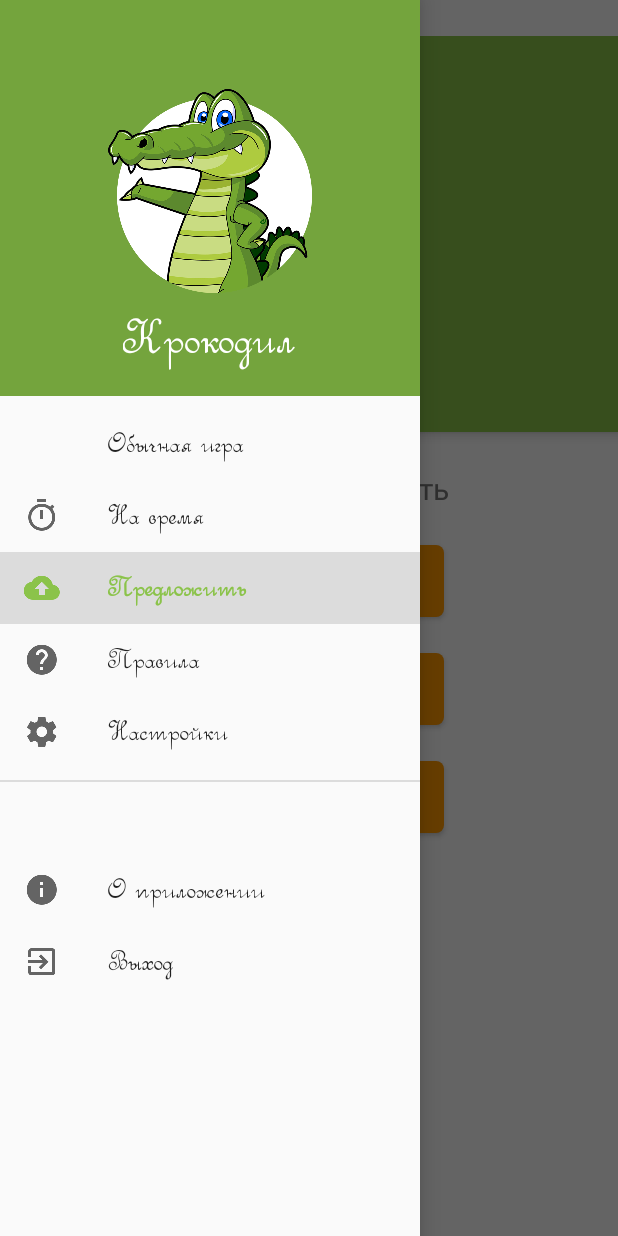
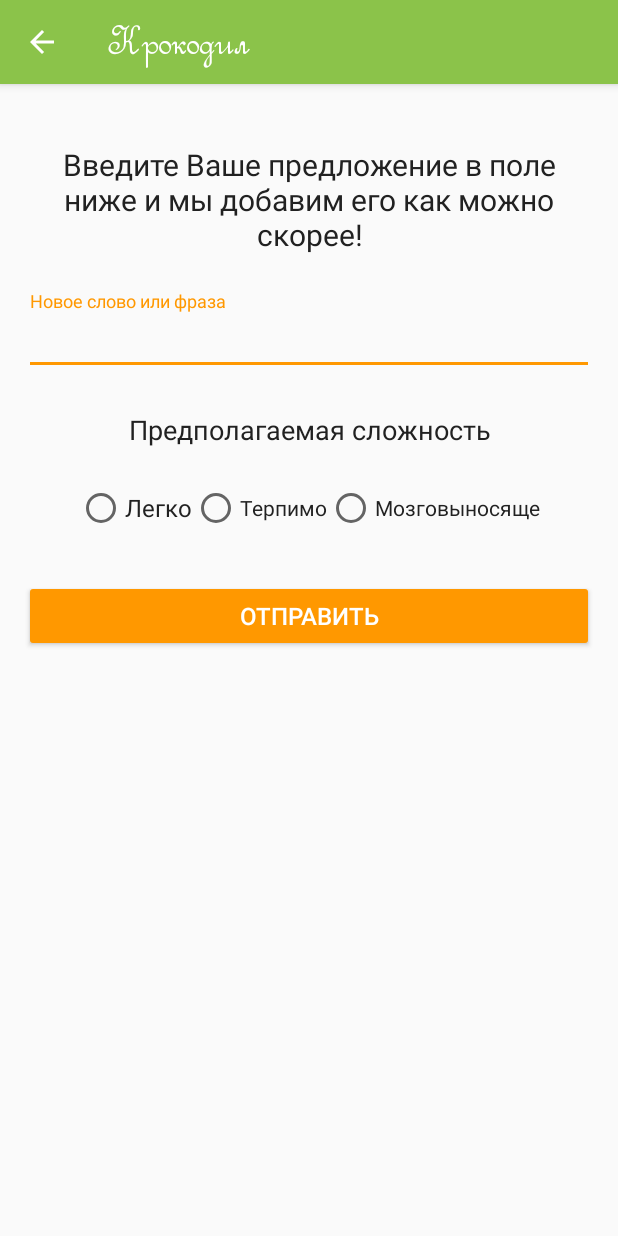
Before and after one commit to Rubickondev/crocodile, an Android app: the screen it shows after launch (MainActivity before the commit, SendActivity after it), in the side drawer, after a tap on "Предложить", on a phone screen of 412 x 824 dp. Run offline under Robolectric (Android 15) with nearby library versions, the phone set to English and light mode, and no system bars; our stand-ins replace ButterKnife, RxJava; libraries missing offline, so code that uses them is left out: io.realm, io.realm.rx; network calls fail.

Commit message:
add send activity, loading dialog view(maybe we don't need them) and double click to exit in app

```diff
--- a/app/src/main/AndroidManifest.xml
+++ b/app/src/main/AndroidManifest.xml
@@ -26,8 +26,6 @@
                 android:name="android.support.PARENT_ACTIVITY"
                 android:value=".screen.MainActivity" />
         </activity>
-
-
         <activity
             android:name=".screen.SplashScreenActivity"
             android:theme="@style/SplashTheme">
@@ -37,6 +35,7 @@
                 <category android:name="android.intent.category.LAUNCHER" />
             </intent-filter>
         </activity>
+        <activity android:name=".screen.send.SendActivity"></activity>
     </application>
 
 </manifest>
--- a/app/src/main/java/com/dev/rubickon/crocodile/api/PhraseService.java
+++ b/app/src/main/java/com/dev/rubickon/crocodile/api/PhraseService.java
@@ -5,9 +5,9 @@ import com.dev.rubickon.crocodile.model.Phrase;
 import java.util.List;
 
 import io.reactivex.Observable;
+import okhttp3.ResponseBody;
 import retrofit2.http.GET;
 import retrofit2.http.Path;
-import retrofit2.http.Query;
 
 /**
  * Created by DNS1 on 10.07.2017.
@@ -20,4 +20,7 @@ public interface PhraseService {
     Observable<List<Phrase>> getPhrases(@Path("level") String level);
 
 
+    @GET("insertPhrases/{phrase}/{level}")
+    Observable<ResponseBody> postPhrase(@Path("phrase") String phrase, @Path("level") String level);
+
 }
--- a/app/src/main/java/com/dev/rubickon/crocodile/repository/PhraseRepository.java
+++ b/app/src/main/java/com/dev/rubickon/crocodile/repository/PhraseRepository.java
@@ -5,6 +5,8 @@ import com.dev.rubickon.crocodile.model.Phrase;
 import java.util.List;
 
 import io.reactivex.Observable;
+import okhttp3.Response;
+import okhttp3.ResponseBody;
 
 /**
  * Created by DNS1 on 10.07.2017.
@@ -14,4 +16,6 @@ public interface PhraseRepository {
 
     Observable<List<Phrase>> phrases(String level);
 
+    Observable<ResponseBody> postPhrase(String phrase, String level);
+
 }
--- a/app/src/main/java/com/dev/rubickon/crocodile/screen/BaseActivity.java
+++ b/app/src/main/java/com/dev/rubickon/crocodile/screen/BaseActivity.java
@@ -1,7 +1,9 @@
 package com.dev.rubickon.crocodile.screen;
 
+import android.content.Intent;
 import android.graphics.Typeface;
 import android.os.Bundle;
+import android.os.Handler;
 import android.support.design.widget.AppBarLayout;
 import android.support.design.widget.NavigationView;
 import android.support.v4.view.GravityCompat;
@@ -20,9 +22,11 @@ import android.view.SubMenu;
 import android.view.View;
 import android.widget.Button;
 import android.widget.TextView;
+import android.widget.Toast;
 
 
 import com.dev.rubickon.crocodile.R;
+import com.dev.rubickon.crocodile.screen.send.SendActivity;
 import com.dev.rubickon.crocodile.utils.CustomTypefaceSpan;
 
 /**
@@ -34,6 +38,8 @@ public class BaseActivity extends AppCompatActivity {
     protected DrawerLayout mDrawer;
     protected Toolbar mToolbar;
     protected NavigationView mNavigationView;
+
+    private Boolean doubleBackToExitPressedOnce = false;
 
 
     @Override
@@ -63,6 +69,11 @@ public class BaseActivity extends AppCompatActivity {
                 case R.id.menu_time_play:
 //                    Intent time = new Intent(getApplicationContext(), .class);
 //                    startActivity(time);
+                    mDrawer.closeDrawers();
+                    break;
+                case R.id.menu_send:
+                    Intent send = new Intent(getApplicationContext(), SendActivity.class);
+                    startActivity(send);
                     mDrawer.closeDrawers();
                     break;
                 case R.id.menu_settings:
@@ -107,7 +118,7 @@ public class BaseActivity extends AppCompatActivity {
         textView.setTypeface(font);
     }
 
-    protected void setActionBarTitle(String title){
+    protected void setActionBarTitle(String title) {
         if (getSupportActionBar() != null) {
             getSupportActionBar().setTitle(title);
             ActionBar bar = getSupportActionBar();
@@ -126,10 +137,17 @@ public class BaseActivity extends AppCompatActivity {
         } else {
             super.onBackPressed();
         }
+        if (doubleBackToExitPressedOnce) {
+            super.onBackPressed();
+            return;
+        }
+        this.doubleBackToExitPressedOnce = true;
+        Toast.makeText(this, getResources().getString(R.string.double_back_exit), Toast.LENGTH_SHORT).show();
+        new Handler().postDelayed(() -> doubleBackToExitPressedOnce = false, 6 * 100);
     }
 
 
-    private void setFontToMenu(Menu m){
+    private void setFontToMenu(Menu m) {
         for (int i = 0; i < m.size(); i++) {
             MenuItem mi = m.getItem(i);
             SubMenu subMenu = mi.getSubMenu();
@@ -143,7 +161,7 @@ public class BaseActivity extends AppCompatActivity {
         }
     }
 
-    private void setFontToMenuItem(MenuItem item){
+    private void setFontToMenuItem(MenuItem item) {
         Typeface font = Typeface.createFromAsset(getAssets(), getResources().getString(R.string.font_default));
         SpannableStringBuilder s = new SpannableStringBuilder(item.getTitle());
         s.setSpan(new CustomTypefaceSpan(font), 0, s.length(),
@@ -152,5 +170,4 @@ public class BaseActivity extends AppCompatActivity {
     }
 
 
-
 }
--- a/app/src/main/java/com/dev/rubickon/crocodile/screen/common/CommonListView.java
+++ b/app/src/main/java/com/dev/rubickon/crocodile/screen/common/CommonListView.java
@@ -8,7 +8,7 @@ import java.util.List;
  * Created by DNS1 on 27.05.2017.
  */
 
-public interface CommonListView<T> {
+public interface CommonListView<T> extends LoadingView{
 
     void showItems(@NonNull List<T> items);
 
--- /dev/null
+++ b/app/src/main/java/com/dev/rubickon/crocodile/screen/common/LoadingDialog.java
@@ -0,0 +1,110 @@
+package com.dev.rubickon.crocodile.screen.common;
+
+
+import android.app.Dialog;
+import android.os.Bundle;
+import android.os.Handler;
+import android.os.Looper;
+import android.support.annotation.NonNull;
+import android.support.v4.app.DialogFragment;
+import android.support.v4.app.Fragment;
+import android.support.v4.app.FragmentManager;
+import android.support.v7.app.AlertDialog;
+import android.view.View;
+
+
+import com.dev.rubickon.crocodile.R;
+
+import java.lang.ref.Reference;
+import java.lang.ref.WeakReference;
+import java.util.concurrent.atomic.AtomicBoolean;
+
+import io.reactivex.disposables.Disposable;
+
+/**
+ * A simple {@link Fragment} subclass.
+ */
+public class LoadingDialog extends DialogFragment {
+
+    private static final Handler HANDLER = new Handler(Looper.getMainLooper());
+
+    @NonNull
+    public static LoadingView view(@NonNull FragmentManager fm) {
+        return new LoadingDialogView(fm);
+    }
+
+    @NonNull
+    public static LoadingView view(@NonNull Fragment fragment) {
+        return view(fragment.getFragmentManager());
+    }
+
+    @Override
+    public void onCreate(Bundle savedInstanceState) {
+        super.onCreate(savedInstanceState);
+        setStyle(STYLE_NO_TITLE, getTheme());
+        setCancelable(false);
+    }
+
+    @NonNull
+    @Override
+    public Dialog onCreateDialog(Bundle savedInstanceState) {
+        return new AlertDialog.Builder(getActivity())
+                .setView(View.inflate(getActivity(), R.layout.loading_dialog, null))
+                .create();
+    }
+
+    private static class LoadingDialogView implements LoadingView {
+
+        private final FragmentManager mFm;
+
+        private final AtomicBoolean mWaitForHide;
+
+        private LoadingDialogView(@NonNull FragmentManager fm) {
+            mFm = fm;
+            boolean shown = fm.findFragmentByTag(LoadingDialog.class.getName()) != null;
+            mWaitForHide = new AtomicBoolean(shown);
+        }
+
+        @Override
+        public void hideLoading() {
+            if (mWaitForHide.compareAndSet(true, false)) {
+                HANDLER.post(new HideTask(mFm));
+            }
+        }
+
+        @Override
+        public void showLoading(Disposable disposable) {
+            if (mWaitForHide.compareAndSet(false, true)) {
+                if (mFm.findFragmentByTag(LoadingDialog.class.getName()) == null) {
+                    DialogFragment dialog = new LoadingDialog();
+                    dialog.show(mFm, LoadingDialog.class.getName());
+                }
+            }
+        }
+    }
+
+    private static class HideTask implements Runnable {
+
+        private final Reference<FragmentManager> mFmRef;
+
+        private int mAttempts = 10;
+
+        public HideTask(@NonNull FragmentManager fm) {
+            mFmRef = new WeakReference<>(fm);
+        }
+
+        @Override
+        public void run() {
+            HANDLER.removeCallbacks(this);
+            final FragmentManager fm = mFmRef.get();
+            if (fm != null) {
+                final LoadingDialog dialog = (LoadingDialog) fm.findFragmentByTag(LoadingDialog.class.getName());
+                if (dialog != null) {
+                    dialog.dismissAllowingStateLoss();
+                } else if (--mAttempts >= 0) {
+                    HANDLER.postDelayed(this, 300);
+                }
+            }
+        }
+    }
+}
--- /dev/null
+++ b/app/src/main/java/com/dev/rubickon/crocodile/screen/common/LoadingView.java
@@ -0,0 +1,15 @@
+package com.dev.rubickon.crocodile.screen.common;
+
+import io.reactivex.disposables.Disposable;
+
+/**
+ * Created by DNS1 on 13.07.2017.
+ */
+
+public interface LoadingView {
+
+    void hideLoading();
+
+    void showLoading(Disposable disposable);
+
+}
--- a/app/src/main/java/com/dev/rubickon/crocodile/screen/phrase/PhraseActivity.java
+++ b/app/src/main/java/com/dev/rubickon/crocodile/screen/phrase/PhraseActivity.java
@@ -12,6 +12,8 @@ import com.dev.rubickon.crocodile.model.Phrase;
 import com.dev.rubickon.crocodile.screen.BaseActivity;
 import com.dev.rubickon.crocodile.screen.common.CommonAdapter;
 import com.dev.rubickon.crocodile.screen.common.CommonListView;
+import com.dev.rubickon.crocodile.screen.common.LoadingDialog;
+import com.dev.rubickon.crocodile.screen.common.LoadingView;
 import com.dev.rubickon.crocodile.utils.Constants;
 import com.dev.rubickon.crocodile.utils.DividerItemDecoration;
 import com.dev.rubickon.crocodile.utils.EmptyRecyclerView;
@@ -21,6 +23,7 @@ import java.util.List;
 
 import butterknife.BindView;
 import butterknife.ButterKnife;
+import io.reactivex.disposables.Disposable;
 
 public class PhraseActivity extends BaseActivity implements CommonListView<Phrase>{
 
@@ -29,6 +32,7 @@ public class PhraseActivity extends BaseActivity implements CommonListView<Phras
     @BindView(R.id.empty) View mEmptyView;
 
     private CommonAdapter<Phrase> mAdapter;
+    private LoadingView mLoadingView;
     private PhrasePresenter presenter;
 
 
@@ -43,6 +47,7 @@ public class PhraseActivity extends BaseActivity implements CommonListView<Phras
             getSupportActionBar().setDisplayShowHomeEnabled(true);
             mToolbar.setNavigationOnClickListener(v -> onBackPressed());
         }
+        mLoadingView = LoadingDialog.view(getSupportFragmentManager());
         presenter = new PhrasePresenter(this);
         initRecycler();
         String level = getIntent().getStringExtra(Constants.LEVEL_EXTRAS);
@@ -80,4 +85,13 @@ public class PhraseActivity extends BaseActivity implements CommonListView<Phras
     }
 
 
+    @Override
+    public void hideLoading() {
+        mLoadingView.hideLoading();
+    }
+
+    @Override
+    public void showLoading(Disposable disposable) {
+        mLoadingView.showLoading(disposable);
+    }
 }
--- a/app/src/main/java/com/dev/rubickon/crocodile/screen/phrase/PhrasePresenter.java
+++ b/app/src/main/java/com/dev/rubickon/crocodile/screen/phrase/PhrasePresenter.java
@@ -10,9 +10,7 @@ import com.dev.rubickon.crocodile.screen.common.CommonListView;
 
 public class PhrasePresenter {
 
-
     private final CommonListView<Phrase> mView;
-
 
 
     public PhrasePresenter(CommonListView<Phrase> mView) {
@@ -20,11 +18,12 @@ public class PhrasePresenter {
     }
 
 
-
     public void init(String level) {
         RepositoryProvider.providePhraseRepository()
                 .phrases(level)
-                .subscribe(mView::showItems, throwable -> mView.showError(throwable));
+                .doOnSubscribe(mView::showLoading)
+                .doOnTerminate(mView::hideLoading)
+                .subscribe(mView::showItems, mView::showError);
     }
 
 }
--- /dev/null
+++ b/app/src/main/java/com/dev/rubickon/crocodile/screen/send/SendActivity.java
@@ -0,0 +1,82 @@
+package com.dev.rubickon.crocodile.screen.send;
+
+import android.os.Bundle;
+import android.widget.Button;
+import android.widget.EditText;
+import android.widget.FrameLayout;
+import android.widget.RadioGroup;
+
+import com.dev.rubickon.crocodile.R;
+import com.dev.rubickon.crocodile.screen.BaseActivity;
+import com.dev.rubickon.crocodile.utils.Constants;
+
+import butterknife.BindView;
+import butterknife.ButterKnife;
+import butterknife.OnClick;
+import okhttp3.ResponseBody;
+
+public class SendActivity extends BaseActivity implements SendView{
+
+
+    @BindView(R.id.et_phrase)
+    EditText mEtPhrase;
+    @BindView(R.id.rg_level)
+    RadioGroup mRgLevel;
+    @BindView(R.id.btn_send)
+    Button mBtSend;
+
+
+    private SendPresenter presenter;
+
+    @Override
+    protected void onCreate(Bundle savedInstanceState) {
+        super.onCreate(savedInstanceState);
+        FrameLayout contentFrameLayout = (FrameLayout) findViewById(R.id.activity_content);
+        getLayoutInflater().inflate(R.layout.activity_send, contentFrameLayout);
+        ButterKnife.bind(this);
+        if (getSupportActionBar() != null) {
+            getSupportActionBar().setDisplayHomeAsUpEnabled(true);
+            getSupportActionBar().setDisplayShowHomeEnabled(true);
+            mToolbar.setNavigationOnClickListener(v -> onBackPressed());
+        }
+        presenter = new SendPresenter(this);
+    }
+
+    @OnClick(R.id.btn_send)
+    public void sendPhrase(){
+        String phrase = mEtPhrase.getText().toString();
+        String level = "0";
+        int checked = mRgLevel.getCheckedRadioButtonId();
+        switch (checked){
+            case R.id.radio_easy:
+                level = "1";
+                break;
+            case R.id.radio_medium:
+                level = "2";
+                break;
+            case R.id.radio_hard:
+                level = "3";
+                break;
+        }
+        presenter.sendPhrase(phrase, level);
+    }
+
+
+    @Override
+    public void handleResponse(ResponseBody response) {
+       showDialog(Constants.DIALOG_KEY, getResources().getString(R.string.msg_success_response));
+    }
+
+    @Override
+    public void handleError(Throwable error) {
+        showDialog(Constants.DIALOG_KEY, error.getMessage());
+    }
+
+    private void showDialog(String key, String value){
+        Bundle args = new Bundle();
+        args.putString(key, value);
+        ResponseDialogFragment responseDialogFragment = new ResponseDialogFragment();
+        responseDialogFragment.setArguments(args);
+        responseDialogFragment.show(getSupportFragmentManager(), "response");
+    }
+}
--- /dev/null
+++ b/app/src/main/java/com/dev/rubickon/crocodile/screen/send/SendPresenter.java
@@ -0,0 +1,25 @@
+package com.dev.rubickon.crocodile.screen.send;
+
+import com.dev.rubickon.crocodile.repository.RepositoryProvider;
+
+/**
+ * Created by DNS1 on 12.07.2017.
+ */
+
+public class SendPresenter {
+
+    private final SendView mView;
+
+    public SendPresenter(SendView mView) {
+        this.mView = mView;
+    }
+
+    public void sendPhrase(String phrase, String level){
+
+        RepositoryProvider.providePhraseRepository()
+                .postPhrase(phrase, level)
+                .subscribe(mView::handleResponse, mView::handleError);
+
+    }
+
+}
--- /dev/null
+++ b/app/src/main/java/com/dev/rubickon/crocodile/screen/send/SendView.java
@@ -0,0 +1,16 @@
+package com.dev.rubickon.crocodile.screen.send;
+
+import okhttp3.ResponseBody;
+
+/**
+ * Created by DNS1 on 13.07.2017.
+ */
+
+public interface SendView {
+
+    void handleResponse(ResponseBody response);
+
+    void handleError(Throwable error);
+
+
+}
--- a/app/src/main/java/com/dev/rubickon/crocodile/utils/Constants.java
+++ b/app/src/main/java/com/dev/rubickon/crocodile/utils/Constants.java
@@ -10,4 +10,6 @@ public final class Constants {
 
     public static final String LEVEL_EXTRAS = "level";
 
+    public static final String DIALOG_KEY = "send_response";
+
 }
--- /dev/null
+++ b/app/src/main/res/layout/activity_send.xml
@@ -0,0 +1,89 @@
+<?xml version="1.0" encoding="utf-8"?>
+<LinearLayout xmlns:android="http://schemas.android.com/apk/res/android"
+    android:layout_width="match_parent"
+    android:layout_height="wrap_content"
+    xmlns:tools="http://schemas.android.com/tools">
+
+    <RelativeLayout
+        android:layout_width="match_parent"
+        android:layout_height="match_parent"
+        android:layout_margin="@dimen/activity_vertical_margin"
+        android:orientation="vertical">
+
+        <TextView
+            android:id="@+id/tv_send_title"
+            android:layout_width="match_parent"
+            android:layout_height="wrap_content"
+            android:layout_alignParentTop="true"
+            android:layout_centerHorizontal="true"
+            android:layout_marginTop="@dimen/child_margin_top"
+            android:textSize="@dimen/text.20"
+            android:gravity="center"
+            android:text="@string/tv_send_title"
+            android:textColor="@color/primary_text" />
+
+        <android.support.design.widget.TextInputLayout
+            android:id="@+id/ti_phrase"
+            android:layout_width="match_parent"
+            android:layout_height="wrap_content"
+            android:layout_below="@+id/tv_send_title"
+            android:layout_marginTop="@dimen/child_margin_top">
+
+            <EditText
+                android:id="@+id/et_phrase"
+                android:layout_width="match_parent"
+                android:layout_height="wrap_content"
+                android:hint="@string/send_phrases"
+                android:inputType="text" />
+
+        </android.support.design.widget.TextInputLayout>
+
+        <TextView
+            android:id="@+id/tv_radio_title"
+            android:layout_width="match_parent"
+            android:layout_height="wrap_content"
+            android:layout_below="@id/ti_phrase"
+            android:gravity="center"
+            android:textSize="@dimen/text.18"
+            android:layout_marginTop="@dimen/child_margin_top"
+            android:textColor="@color/primary_text"
+            android:text="@string/tv_radio_title"/>
+
+        <RadioGroup
+            android:id="@+id/rg_level"
+            android:layout_width="match_parent"
+            android:layout_height="wrap_content"
+            android:layout_below="@id/tv_radio_title"
+            android:gravity="center"
+            android:layout_marginTop="@dimen/child_margin_top"
+            android:orientation="horizontal">
+            <RadioButton android:id="@+id/radio_easy"
+                android:layout_width="wrap_content"
+                android:layout_height="wrap_content"
+                android:text="@string/btn_title_easy"
+                android:textColor="@color/primary_text"
+                android:textSize="@dimen/text.16"
+                tools:checked="true" />
+            <RadioButton android:id="@+id/radio_medium"
+                android:layout_width="wrap_content"
+                android:layout_height="wrap_content"
+                android:textColor="@color/primary_text"
+                android:text="@string/btn_title_medium" />
+            <RadioButton android:id="@+id/radio_hard"
+                android:layout_width="wrap_content"
+                android:layout_height="wrap_content"
+                android:textColor="@color/primary_text"
+                android:text="@string/btn_title_hard" />
+        </RadioGroup>
+
+        <android.support.v7.widget.AppCompatButton
+            android:id="@+id/btn_send"
+            android:layout_width="match_parent"
+            android:layout_height="wrap_content"
+            android:layout_below="@+id/rg_level"
+            android:layout_marginTop="@dimen/button_margin_top"
+            android:text="@string/btn_send" />
+
+
+    </RelativeLayout>
+</LinearLayout>
--- a/app/src/main/res/values/dimens.xml
+++ b/app/src/main/res/values/dimens.xml
@@ -3,6 +3,7 @@
     <dimen name="activity_horizontal_margin">16dp</dimen>
     <dimen name="activity_vertical_margin">16dp</dimen>
     <dimen name="child_margin_top">24dp</dimen>
+    <dimen name="button_margin_top">32dp</dimen>
     <dimen name="logo_size">136dp</dimen>
     <dimen name="button_margin">24dp</dimen>
     <dimen name="button_width">180dp</dimen>
--- a/app/src/main/res/values/strings.xml
+++ b/app/src/main/res/values/strings.xml
@@ -8,6 +8,8 @@
 
     <string name="some_error">Ошибка!!!</string>
     <string name="empty_response">Ничего нет</string>
+    <string name="loading">Загрузка</string>
+    <string name="double_back_exit">Нажмите еще раз для выхода</string>
     <string name="empty"></string>
 
     <!--menu-->
@@ -38,4 +40,16 @@
 
     <!-- End Activity Main  -->
 
+    <!--Activity Send-->
+    <string name="tv_send_title">Введите Ваше предложение в поле ниже и мы добавим его как можно скорее!</string>
+    <string name="send_phrases">Новое слово или фраза</string>
+    <string name="btn_send">Отправить</string>
+    <string name="tv_radio_title">Предполагаемая сложность</string>
+    <string name="btn_success_response">Отлично</string>
+    <string name="msg_success_response">Ваше предложение было принято на рассмотрение</string>
+
+    <!-- TODO: Remove or change this placeholder text -->
+    <string name="hello_blank_fragment">Hello blank fragment</string>
+
+
 </resources>
```
Also changed, not shown: app/src/main/java/com/dev/rubickon/crocodile/repository/DefaultPhraseRepository.java (+10 -0 lines), app/src/main/java/com/dev/rubickon/crocodile/screen/send/ResponseDialogFragment.java (added, +40 -0 lines), app/src/main/res/layout/loading_dialog.xml (added, +22 -0 lines).
